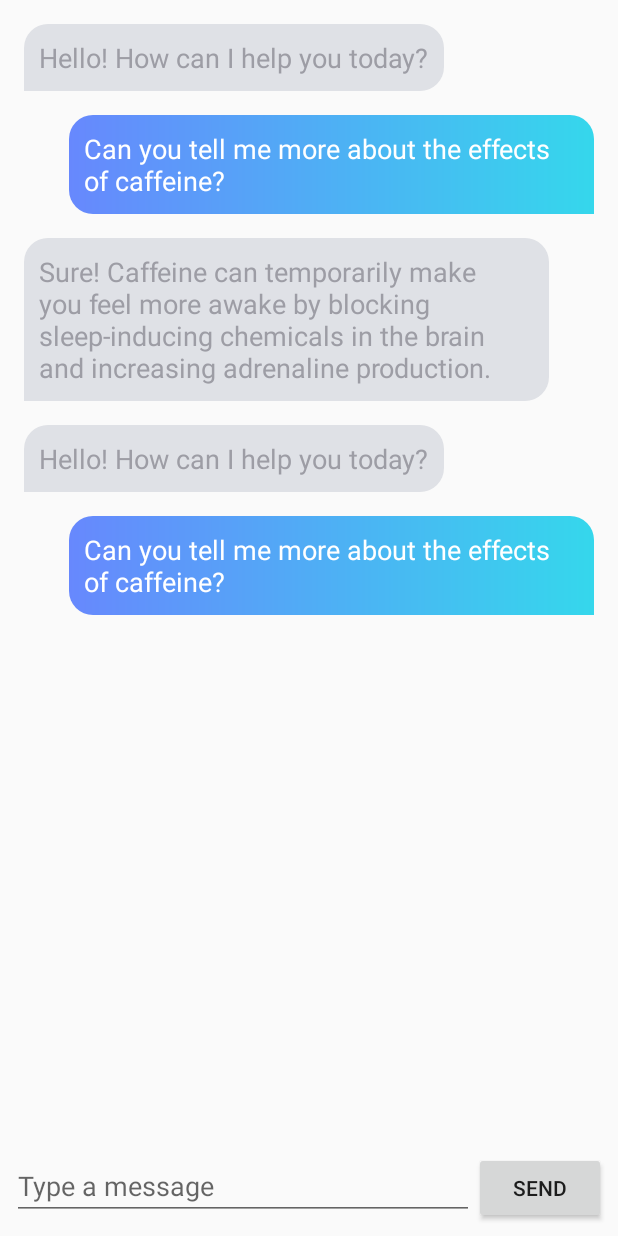
After one commit to DiyanKalaydzhiev23/EnergyDrinkGPTs, an Android app: the ChatViewActivity screen opened directly, with no data from a screen before it, on a phone screen of 412 x 824 dp. The commit adds this screen. Run offline under Robolectric (Android 15) with nearby library versions, the phone set to English and light mode, and no system bars.

Commit message:
feat: added chat logic

```diff
--- a/EnergyDrinksGPTs/app/build.gradle
+++ b/EnergyDrinksGPTs/app/build.gradle
@@ -57,6 +57,8 @@ dependencies {
     implementation libs.androidx.ui.tooling.preview
     implementation libs.androidx.material3
     implementation libs.androidx.appcompat
+    implementation libs.androidx.recyclerview
+    implementation libs.androidx.constraintlayout
     testImplementation libs.junit
     androidTestImplementation libs.androidx.junit
     androidTestImplementation libs.androidx.espresso.core
--- a/EnergyDrinksGPTs/app/src/main/AndroidManifest.xml
+++ b/EnergyDrinksGPTs/app/src/main/AndroidManifest.xml
@@ -13,6 +13,7 @@
         android:supportsRtl="true"
         android:theme="@style/Theme.EnrgyDrinksGPTs"
         tools:targetApi="31">
+
         <activity
             android:name=".MainActivity"
             android:exported="true"
@@ -22,6 +23,9 @@
                 <category android:name="android.intent.category.LAUNCHER" />
             </intent-filter>
         </activity>
+
+        <activity android:name=".chats.ChatViewActivity" />
+
     </application>
 
 
--- a/EnergyDrinksGPTs/app/src/main/java/com/example/enrgydrinksgpts/MainActivity.java
+++ b/EnergyDrinksGPTs/app/src/main/java/com/example/enrgydrinksgpts/MainActivity.java
@@ -1,12 +1,16 @@
 package com.example.enrgydrinksgpts;
 
+import android.content.Intent;
 import android.hardware.SensorManager;
 import android.os.Bundle;
+
 import android.view.View;
 import android.view.animation.Animation;
 import android.view.animation.AnimationUtils;
 import android.widget.ImageView;
 import androidx.appcompat.app.AppCompatActivity;
+
+import com.example.enrgydrinksgpts.chats.ChatViewActivity;
 
 public class MainActivity extends AppCompatActivity implements ShakeDetector.OnShakeListener {
     private ShakeDetector shakeDetector;
@@ -40,7 +44,8 @@ public class MainActivity extends AppCompatActivity implements ShakeDetector.OnS
 
             @Override
             public void onAnimationEnd(Animation animation) {
-                // Optionally do something after animation ends
+                Intent intent = new Intent(MainActivity.this, ChatViewActivity.class);
+                startActivity(intent);
             }
 
             @Override
@@ -65,11 +70,13 @@ public class MainActivity extends AppCompatActivity implements ShakeDetector.OnS
 
     @Override
     public void onCanOpen() {
-        this.mediaPlayerHandler.stop();
-        this.mediaPlayerHandler = new MediaPlayerHandler(this, R.raw.can_open_sound);
-        this.mediaPlayerHandler.play();
-        this.setupSodaFoamImageView();
-        this.shakeDetector.unregister((SensorManager) getSystemService(SENSOR_SERVICE));
+        mediaPlayerHandler.stop(); // Stop any ongoing sound
+        mediaPlayerHandler = new MediaPlayerHandler(this, R.raw.can_open_sound);
+        mediaPlayerHandler.play(); // Play the can opening sound
+
+        setupSodaFoamImageView(); // Start the foam animation
+
+        shakeDetector.unregister((SensorManager) getSystemService(SENSOR_SERVICE));
     }
 
     private void tiltImage() {
--- /dev/null
+++ b/EnergyDrinksGPTs/app/src/main/java/com/example/enrgydrinksgpts/chats/ChatMessage.java
@@ -0,0 +1,22 @@
+package com.example.enrgydrinksgpts.chats;
+
+public class ChatMessage {
+    public static final int SENDER_USER = 1;
+    public static final int SENDER_OTHER = 2;
+
+    private final String message;
+    private final int senderType;
+
+    public ChatMessage(String message, int senderType) {
+        this.message = message;
+        this.senderType = senderType;
+    }
+
+    public String getMessage() {
+        return message;
+    }
+
+    public int getSenderType() {
+        return senderType;
+    }
+}
--- /dev/null
+++ b/EnergyDrinksGPTs/app/src/main/java/com/example/enrgydrinksgpts/chats/ChatMessageAdapter.java
@@ -0,0 +1,62 @@
+package com.example.enrgydrinksgpts.chats;
+
+import android.view.LayoutInflater;
+import android.view.View;
+import android.view.ViewGroup;
+import android.widget.TextView;
+import androidx.annotation.NonNull;
+import androidx.recyclerview.widget.RecyclerView;
+
+import com.example.enrgydrinksgpts.R;
+
+import java.util.List;
+
+public class ChatMessageAdapter extends RecyclerView.Adapter<ChatMessageAdapter.ChatMessageViewHolder> {
+    private List<ChatMessage> chatMessages;
+    private static final int VIEW_TYPE_USER = 1;
+    private static final int VIEW_TYPE_BOT = 2;
+
+    public ChatMessageAdapter(List<ChatMessage> chatMessages) {
+        this.chatMessages = chatMessages;
+    }
+
+    @Override
+    public int getItemViewType(int position) {
+        return chatMessages.get(position).getSenderType() == ChatMessage.SENDER_USER ? VIEW_TYPE_USER : VIEW_TYPE_BOT;
+    }
+
+    @NonNull
+    @Override
+    public ChatMessageViewHolder onCreateViewHolder(@NonNull ViewGroup parent, int viewType) {
+        LayoutInflater inflater = LayoutInflater.from(parent.getContext());
+        View view;
+
+        if (viewType == VIEW_TYPE_USER) {
+            view = inflater.inflate(R.layout.message_user, parent, false);
+        } else {
+            view = inflater.inflate(R.layout.message_bot, parent, false);
+        }
+
+        return new ChatMessageViewHolder(view);
+    }
+
+    @Override
+    public void onBindViewHolder(@NonNull ChatMessageViewHolder holder, int position) {
+        ChatMessage message = chatMessages.get(position);
+        holder.messageTextView.setText(message.getMessage());
+    }
+
+    @Override
+    public int getItemCount() {
+        return chatMessages.size();
+    }
+
+    static class ChatMessageViewHolder extends RecyclerView.ViewHolder {
+        TextView messageTextView;
+
+        ChatMessageViewHolder(View itemView) {
+            super(itemView);
+            messageTextView = itemView.findViewById(R.id.messageTextView);
+        }
+    }
+}
--- /dev/null
+++ b/EnergyDrinksGPTs/app/src/main/java/com/example/enrgydrinksgpts/chats/ChatViewActivity.java
@@ -0,0 +1,43 @@
+package com.example.enrgydrinksgpts.chats;
+
+import android.os.Bundle;
+import androidx.appcompat.app.AppCompatActivity;
+import androidx.recyclerview.widget.LinearLayoutManager;
+import androidx.recyclerview.widget.RecyclerView;
+
+import com.example.enrgydrinksgpts.R;
+
+import java.util.ArrayList;
+import java.util.List;
+
+public class ChatViewActivity extends AppCompatActivity {
+    private RecyclerView chatRecyclerView;
+    private List<ChatMessage> chatMessages;
+
+    @Override
+    protected void onCreate(Bundle savedInstanceState) {
+        super.onCreate(savedInstanceState);
+        setContentView(R.layout.activity_chat_view);
+
+        chatRecyclerView = findViewById(R.id.chatRecyclerView);
+        chatMessages = getHardcodedMessages();
+
+        setupRecyclerView();
+    }
+
+    private void setupRecyclerView() {
+        ChatMessageAdapter chatMessageAdapter = new ChatMessageAdapter(chatMessages);
+        chatRecyclerView.setLayoutManager(new LinearLayoutManager(this));
+        chatRecyclerView.setAdapter(chatMessageAdapter);
+    }
+
+    private List<ChatMessage> getHardcodedMessages() {
+        List<ChatMessage> messages = new ArrayList<>();
+        messages.add(new ChatMessage("Hello! How can I help you today?", ChatMessage.SENDER_OTHER));
+        messages.add(new ChatMessage("Can you tell me more about the effects of caffeine?", ChatMessage.SENDER_USER));
+        messages.add(new ChatMessage("Sure! Caffeine can temporarily make you feel more awake by blocking sleep-inducing chemicals in the brain and increasing adrenaline production.", ChatMessage.SENDER_OTHER));
+        messages.add(new ChatMessage("Hello! How can I help you today?", ChatMessage.SENDER_OTHER));
+        messages.add(new ChatMessage("Can you tell me more about the effects of caffeine?", ChatMessage.SENDER_USER));
+        return messages;
+    }
+}
--- /dev/null
+++ b/EnergyDrinksGPTs/app/src/main/res/drawable/message_left_solid.xml
@@ -0,0 +1,10 @@
+<?xml version="1.0" encoding="utf-8"?>
+<shape xmlns:android="http://schemas.android.com/apk/res/android"
+    android:shape="rectangle">
+    <corners
+        android:topLeftRadius="16dp"
+        android:topRightRadius="16dp"
+        android:bottomRightRadius="16dp"
+        android:bottomLeftRadius="0dp" />
+    <solid android:color="#DFE1E6"/>
+</shape>
--- /dev/null
+++ b/EnergyDrinksGPTs/app/src/main/res/drawable/message_right_gradient.xml
@@ -0,0 +1,14 @@
+<?xml version="1.0" encoding="utf-8"?>
+<shape xmlns:android="http://schemas.android.com/apk/res/android"
+    android:shape="rectangle">
+    <corners
+        android:topRightRadius="16dp"
+        android:bottomRightRadius="0dp"
+        android:bottomLeftRadius="16dp"
+        android:topLeftRadius="16dp" />
+    <gradient
+        android:startColor="#6788fd"
+        android:endColor="#35d7ec"
+        android:type="linear"
+        android:angle="0"/>
+</shape>
--- /dev/null
+++ b/EnergyDrinksGPTs/app/src/main/res/layout/activity_chat_view.xml
@@ -0,0 +1,39 @@
+<?xml version="1.0" encoding="utf-8"?>
+<androidx.constraintlayout.widget.ConstraintLayout xmlns:android="http://schemas.android.com/apk/res/android"
+    xmlns:app="http://schemas.android.com/apk/res-auto"
+    xmlns:tools="http://schemas.android.com/tools"
+    android:layout_width="match_parent"
+    android:layout_height="match_parent"
+    tools:context=".chats.ChatViewActivity">
+
+    <androidx.recyclerview.widget.RecyclerView
+        android:id="@+id/chatRecyclerView"
+        android:layout_width="match_parent"
+        android:layout_height="0dp"
+        android:padding="8dp"
+        app:layout_constraintBottom_toTopOf="@+id/sendMessageLayout"
+        app:layout_constraintTop_toTopOf="parent"/>
+
+    <LinearLayout
+        android:id="@+id/sendMessageLayout"
+        android:layout_width="match_parent"
+        android:layout_height="wrap_content"
+        android:orientation="horizontal"
+        android:padding="8dp"
+        app:layout_constraintBottom_toBottomOf="parent">
+
+        <EditText
+            android:id="@+id/messageEditText"
+            android:layout_width="0dp"
+            android:layout_height="wrap_content"
+            android:layout_weight="1"
+            android:hint="Type a message"/>
+
+        <Button
+            android:id="@+id/sendButton"
+            android:layout_width="wrap_content"
+            android:layout_height="wrap_content"
+            android:text="Send"/>
+    </LinearLayout>
+
+</androidx.constraintlayout.widget.ConstraintLayout>
--- /dev/null
+++ b/EnergyDrinksGPTs/app/src/main/res/layout/message_bot.xml
@@ -0,0 +1,16 @@
+<FrameLayout xmlns:android="http://schemas.android.com/apk/res/android"
+    android:layout_width="wrap_content"
+    android:layout_height="wrap_content"
+    android:layout_margin="8dp"
+    android:layout_gravity="start">
+
+    <TextView
+        android:id="@+id/messageTextView"
+        android:layout_width="wrap_content"
+        android:layout_height="wrap_content"
+        android:background="@drawable/message_left_solid"
+        android:textColor="#9d9da5"
+        android:padding="10dp"
+        android:layout_marginEnd="30dp"
+        android:textAppearance="@style/TextAppearance.AppCompat.Medium"/>
+</FrameLayout>
--- /dev/null
+++ b/EnergyDrinksGPTs/app/src/main/res/layout/message_user.xml
@@ -0,0 +1,17 @@
+<FrameLayout xmlns:android="http://schemas.android.com/apk/res/android"
+    android:layout_width="wrap_content"
+    android:layout_height="wrap_content"
+    android:layout_margin="8dp"
+    android:layout_gravity="end">
+
+    <TextView
+        android:id="@+id/messageTextView"
+        android:layout_width="wrap_content"
+        android:layout_height="wrap_content"
+        android:background="@drawable/message_right_gradient"
+        android:textColor="#FFFFFF"
+        android:padding="10dp"
+        android:layout_marginStart="30dp"
+        android:layout_gravity="end"
+        android:textAppearance="@style/TextAppearance.AppCompat.Medium"/>
+</FrameLayout>
--- a/EnergyDrinksGPTs/gradle/libs.versions.toml
+++ b/EnergyDrinksGPTs/gradle/libs.versions.toml
@@ -9,6 +9,8 @@ lifecycleRuntimeKtx = "2.7.0"
 activityCompose = "1.9.0"
 composeBom = "2023.08.00"
 appcompat = "1.6.1"
+recyclerview = "1.3.2"
+constraintlayout = "2.1.4"
 
 [libraries]
 androidx-core-ktx = { group = "androidx.core", name = "core-ktx", version.ref = "coreKtx" }
@@ -26,6 +28,8 @@ androidx-ui-test-manifest = { group = "androidx.compose.ui", name = "ui-test-man
 androidx-ui-test-junit4 = { group = "androidx.compose.ui", name = "ui-test-junit4" }
 androidx-material3 = { group = "androidx.compose.material3", name = "material3" }
 androidx-appcompat = { group = "androidx.appcompat", name = "appcompat", version.ref = "appcompat" }
+androidx-recyclerview = { group = "androidx.recyclerview", name = "recyclerview", version.ref = "recyclerview" }
+androidx-constraintlayout = { group = "androidx.constraintlayout", name = "constraintlayout", version.ref = "constraintlayout" }
 
 [plugins]
 androidApplication = { id = "com.android.application", version.ref = "agp" }
```
Also changed, not shown: EnergyDrinksGPTs/app/src/main/res/anim/scale_animation.xml (+7 -6 lines).
